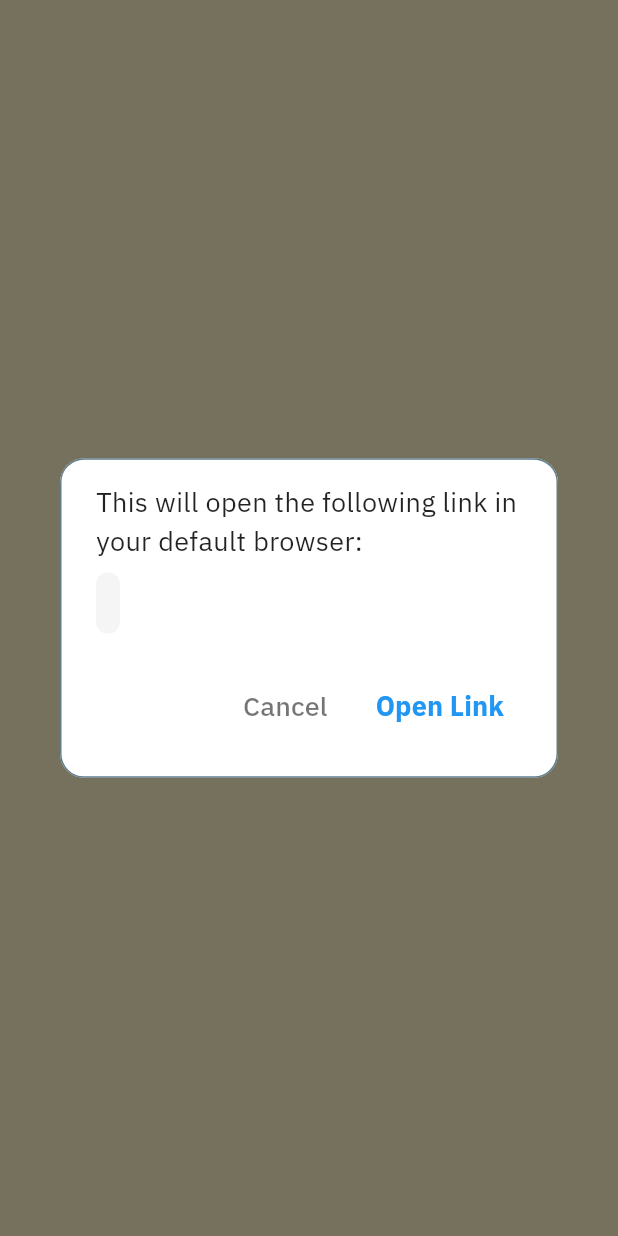
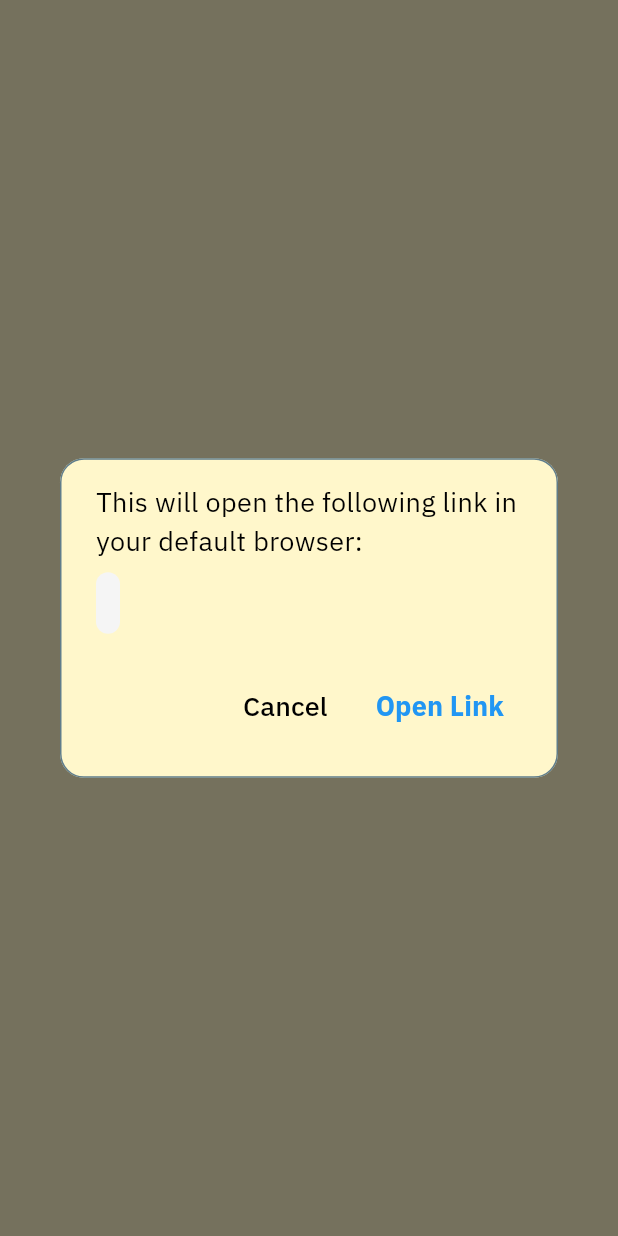
Before and after one commit to toazd/selah, a Flutter app: what handleVerseLink() shows on an empty page, opened directly with empty values, on a phone screen of 412 x 824 dp. Run offline on Flutter 3.47's test engine with Material 3 defaults, Android fonts, the phone set to English and light mode, and no system bars; our stand-ins replace cloud_firestore, connectivity_plus, file_picker, firebase_auth, firebase_core, flutter_html and 4 more; missing offline and left inert: flutter_html_audio, flutter_html_math, flutter_html_svg, flutter_html_table, flutter_html_video, flutter_quill and 4 more; accounts and stored records are empty; project files that could hold a hidden picture were left out.

Commit message:
Minor ui consistency changes

```diff
--- a/lib/utils/bible_utils.dart
+++ b/lib/utils/bible_utils.dart
@@ -1,6 +1,7 @@
 // Utility functions shared across Bible-related screens and components
 
 import 'package:flutter/material.dart';
+import 'package:selah/main.dart';
 import 'package:selah/utils/preferences_constants.dart';
 import 'package:url_launcher/url_launcher.dart';
 import '../utils/book_name_converter.dart';
@@ -114,7 +115,6 @@ Future<void> handleVerseLink(
       builder: (BuildContext context) {
         final isDark = Theme.of(context).brightness == Brightness.dark;
         return AlertDialog(
-          backgroundColor: isDark ? const Color(0xFF1E1E1E) : Colors.white,
           // title: Text(
           //   'Open External Link',
           //   style: TextStyle(
@@ -130,7 +130,7 @@ Future<void> handleVerseLink(
                 style: TextStyle(
                   fontFamily: uiFontFamily,
                   fontSize: uiFontSize,
-                  color: isDark ? Colors.white70 : Colors.black87,
+                  color: getAdaptiveTextColor(context),
                 ),
               ),
               const SizedBox(height: 8),
@@ -143,7 +143,7 @@ Future<void> handleVerseLink(
                 child: Text(
                   link,
                   style: TextStyle(
-                    color: isDark ? Colors.white : Colors.black,
+                    color: getAdaptiveTextColor(context), //isDark ? Colors.white : Colors.black,
                     fontFamily: 'Roboto Mono',
                     fontSize: uiFontSize,
                   ),
@@ -159,7 +159,7 @@ Future<void> handleVerseLink(
                 style: TextStyle(
                   fontFamily: uiFontFamily,
                   fontSize: uiFontSize,
-                  color: isDark ? Colors.white70 : Colors.black54,
+                  color: getAdaptiveTextColor(context),
                 ),
               ),
             ),
```
